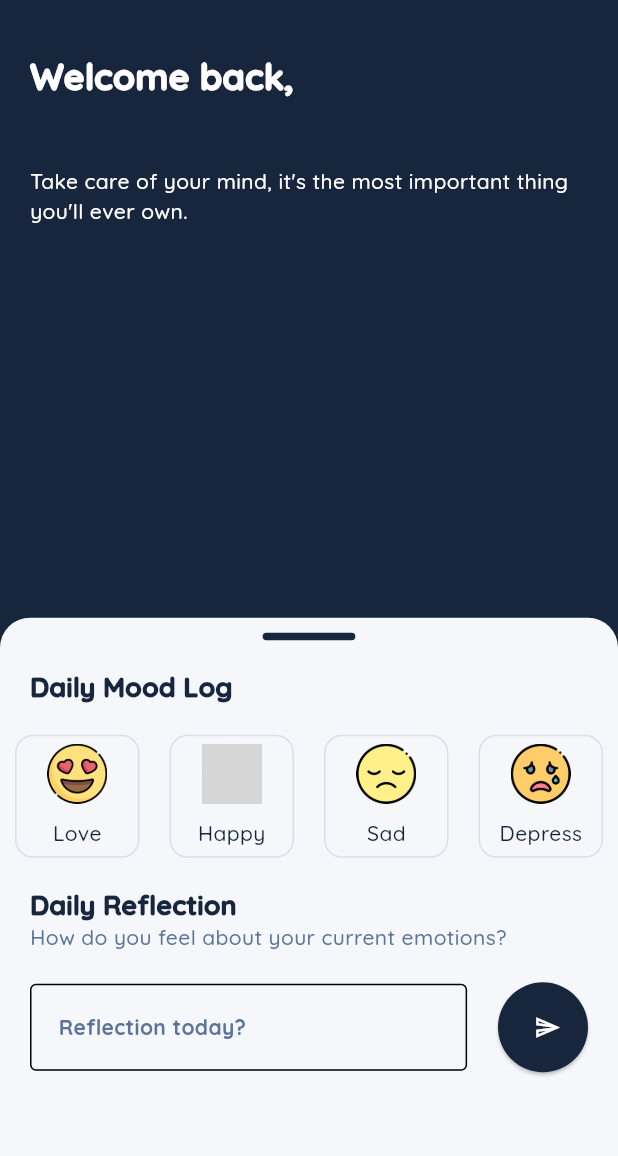
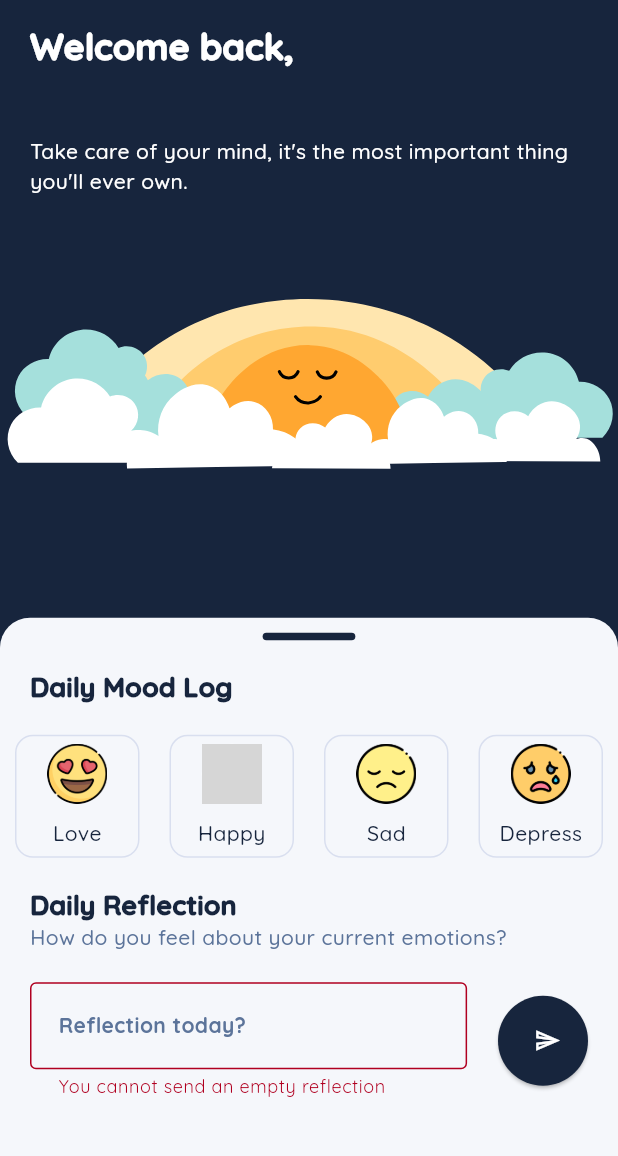
Before and after one commit to DeleMike/just_bored, a Flutter app: the HomeScreen screen opened directly, after a tap on the "send" icon, on a phone screen of 412 x 824 dp, the part 62-1218 px from its top. Run offline on Flutter 3.47's test engine with Material 2 defaults, Android fonts, the phone set to English and light mode, and no system bars; our stand-ins replace curved_labeled_navigation_bar, firebase_auth, firebase_core, fluttertoast, google_fonts, google_sign_in and 3 more; accounts and stored records are empty; generated files the repository leaves out were written again; grey boxes are pictures that could not be loaded.

```diff
--- a/lib/configs/constants.dart
+++ b/lib/configs/constants.dart
@@ -112,4 +112,7 @@ class AssetsImages {
 }
 
 /// Assets Animations
-class AssetsAnimations {}
+class AssetsAnimations {
+  static const String relaxAnim = 'assets/animations/relax_anim.json';
+
+}
--- a/lib/core/auth/screens/auth_screen.dart
+++ b/lib/core/auth/screens/auth_screen.dart
@@ -1,8 +1,6 @@
 import 'dart:ui' as ui;
 
-import 'package:firebase_auth/firebase_auth.dart';
 import 'package:flutter/material.dart';
-import 'package:just_bored/core/dashboard/nav_screen.dart';
 import 'package:provider/provider.dart';
 
 import '../providers/auth_controller.dart';
--- a/lib/core/auth/screens/register_form.dart
+++ b/lib/core/auth/screens/register_form.dart
@@ -32,7 +32,6 @@ class _RegisterFormState extends State<RegisterForm> {
   @override
   Widget build(BuildContext context) {
     final authReader = context.read<AuthController>();
-    final authWatcher = context.watch<AuthController>();
 
     return Form(
       key: _formKey,
--- a/lib/core/dashboard/home/screens/home.dart
+++ b/lib/core/dashboard/home/screens/home.dart
@@ -1,9 +1,10 @@
-import 'package:firebase_auth/firebase_auth.dart';
 import 'package:flutter/material.dart';
 import 'package:just_bored/configs/constants.dart';
 import 'package:just_bored/core/auth/providers/auth_controller.dart';
+import 'package:lottie/lottie.dart';
 import 'package:provider/provider.dart';
 
+import '../../../../configs/debug_fns.dart';
 import '../../../../local/profile_prefs.dart';
 import '../../../../widgets/jb_app_bar.dart';
 
@@ -41,6 +42,7 @@ class _HomeScreenState extends State<HomeScreen> {
     } else {
       _selectedMood = mood;
     }
+    printOut('Update Db', 'Home Screen');
     setState(() {});
   }
 
@@ -62,19 +64,22 @@ class _HomeScreenState extends State<HomeScreen> {
                 height: kScreenHeight(context) * 0.8,
                 width: kScreenWidth(context),
                 decoration: const BoxDecoration(color: kPrimaryColor),
-                child: Padding(
-                  padding: const EdgeInsets.all(kPaddingM),
                 child: Column(
                   crossAxisAlignment: CrossAxisAlignment.start,
                   children: [
-                      Text(
+                    Padding(
+                      padding: const EdgeInsets.symmetric(horizontal: kPaddingM),
+                      child: Text(
                         'Welcome back, ',
                         style: Theme.of(context)
                             .textTheme
                             .headlineSmall!
                             .copyWith(fontWeight: FontWeight.w900, color: kWhite),
                       ),
-                      Text(
+                    ),
+                    Padding(
+                      padding: const EdgeInsets.symmetric(horizontal: kPaddingM),
+                      child: Text(
                         context.watch<ProfilePrefs>().userProfile['display_name'] ??
                             (context.watch<AuthController>().fullname.isEmpty
                                 ? 'Default'
@@ -82,15 +87,19 @@ class _HomeScreenState extends State<HomeScreen> {
                         style:
                             Theme.of(context).textTheme.headlineSmall!.copyWith(fontSize: 26, color: kWhite),
                       ),
+                    ),
                     Padding(
-                        padding: const EdgeInsets.only(top: kPaddingS),
+                      padding: const EdgeInsets.only(top: kPaddingS, left: kPaddingM, right: kPaddingM),
                       child: Text(
                         'Take care of your mind, it\'s the most important thing you\'ll ever own.',
                         style: Theme.of(context).textTheme.bodyMedium!.copyWith(color: kWhite),
                       ),
                     ),
+                    SizedBox(height: kScreenHeight(context) * 0.05),
+                    Center(
+                      child: Lottie.asset(AssetsAnimations.relaxAnim),
+                    ),
                   ],
-                  ),
                 ),
               ),
             ),
@@ -272,6 +281,7 @@ class _ReflectionInput extends StatelessWidget {
   /// Displays component where users can send their reflections
   _ReflectionInput();
   final _formKey = GlobalKey<FormState>();
+  final Map<String, dynamic> _userReflection = {};
 
   @override
   Widget build(BuildContext context) {
@@ -305,12 +315,14 @@ class _ReflectionInput extends StatelessWidget {
                   textCapitalization: TextCapitalization.sentences,
                   validator: (value) {
                     if (value!.isEmpty) {
-                      return 'You cannot send reflection';
+                      return 'You cannot send an empty reflection';
                     }
 
                     return null;
                   },
-                  onSaved: (value) {},
+                  onSaved: (value) {
+                    _userReflection['reflection'] = value;
+                  },
                 ),
               ),
             ),
@@ -324,7 +336,13 @@ class _ReflectionInput extends StatelessWidget {
                 backgroundColor: kPrimaryColor,
                 shape: const CircleBorder(),
               ),
-              onPressed: () {},
+              onPressed: () {
+                final isValid = _formKey.currentState!.validate();
+                if (isValid) {
+                  _formKey.currentState!.save();
+                  printOut(_userReflection, 'Reflection');
+                }
+              },
               child: const Icon(
                 Icons.send_outlined,
                 color: kWhite,
--- a/lib/core/onboarding/onboarding.dart
+++ b/lib/core/onboarding/onboarding.dart
@@ -4,7 +4,6 @@ import 'package:provider/provider.dart';
 import 'package:smooth_page_indicator/smooth_page_indicator.dart';
 
 import '../../configs/constants.dart';
-import '../../configs/routes.dart';
 
 class OnboardingScreen extends StatefulWidget {
   const OnboardingScreen({Key? key}) : super(key: key);
--- a/lib/widgets/logout_dialog.dart
+++ b/lib/widgets/logout_dialog.dart
@@ -19,7 +19,7 @@ Future<bool> logoutDialog(BuildContext context) async {
           ),
           actions: [
             ElevatedButton(
-              style: ElevatedButton.styleFrom(foregroundColor: kPrimaryColor),
+              style: ElevatedButton.styleFrom(backgroundColor: kPrimaryColor),
               child: Text(
                 'NO',
                 style: Theme.of(context)
@@ -33,7 +33,7 @@ Future<bool> logoutDialog(BuildContext context) async {
               },
             ),
             TextButton(
-              style: TextButton.styleFrom(foregroundColor: kPrimaryColor),
+              //style: TextButton.styleFrom(foregroundColor: kPrimaryColor),
               onPressed: () {
                 closePage = true;
                  Navigator.of(context).pop();
--- a/pubspec.yaml
+++ b/pubspec.yaml
@@ -46,6 +46,7 @@ dependencies:
   google_sign_in: ^6.0.1
   curved_navigation_bar: ^1.0.3
   curved_labeled_navigation_bar: ^2.0.2
+  lottie: ^2.2.0
 
 dev_dependencies:
   flutter_test:
@@ -76,3 +77,4 @@ flutter:
     - assets/images/emojis/
     - assets/images/dashboard/
     - assets/images/auth/
+    - assets/animations/
```
Also changed, not shown: assets/animations/relax_anim.json (added, +1 -0 lines), pubspec.lock. Lines whose indentation alone changed are shown as unchanged.
